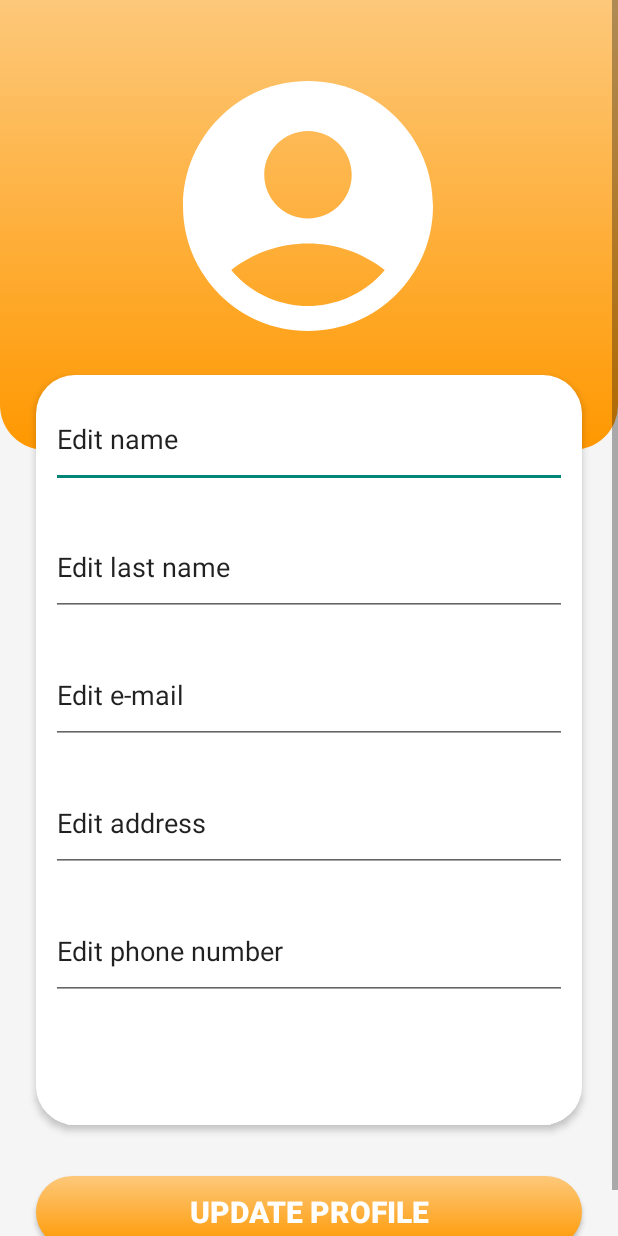
After one commit to 268317/Dermapp, an Android app: the EditProfileDocActivity screen opened directly, with no data from a screen before it, on a phone screen of 412 x 824 dp. The commit adds this screen. Run offline under Robolectric (Android 15) with nearby library versions, the phone set to English and light mode, and no system bars.

Commit message:
Update layouts

```diff
--- a/app/build.gradle.kts
+++ b/app/build.gradle.kts
@@ -1,6 +1,7 @@
 plugins {
     alias(libs.plugins.androidApplication)
     alias(libs.plugins.jetbrainsKotlinAndroid)
+    id("com.google.gms.google-services")
 }
 
 android {
@@ -36,7 +37,8 @@ android {
 }
 
 dependencies {
-
+    implementation(platform("com.google.firebase:firebase-bom:32.8.1"))
+    implementation("com.google.firebase:firebase-analytics")
     implementation(libs.androidx.core.ktx)
     implementation(libs.androidx.appcompat)
     implementation(libs.material)
--- a/app/src/main/AndroidManifest.xml
+++ b/app/src/main/AndroidManifest.xml
@@ -12,6 +12,12 @@
         android:supportsRtl="true"
         android:theme="@style/Theme.Dermapp"
         tools:targetApi="31">
+        <activity
+            android:name=".EditProfilePatActivity"
+            android:exported="false" />
+        <activity
+            android:name=".EditProfileDocActivity"
+            android:exported="false" />
         <activity
             android:name=".CreateNewReportActivity"
             android:exported="false" />
--- /dev/null
+++ b/app/src/main/java/com/example/dermapp/EditProfileDocActivity.kt
@@ -0,0 +1,20 @@
+package com.example.dermapp
+
+import android.os.Bundle
+import androidx.activity.enableEdgeToEdge
+import androidx.appcompat.app.AppCompatActivity
+import androidx.core.view.ViewCompat
+import androidx.core.view.WindowInsetsCompat
+
+class EditProfileDocActivity : AppCompatActivity() {
+    override fun onCreate(savedInstanceState: Bundle?) {
+        super.onCreate(savedInstanceState)
+        enableEdgeToEdge()
+        setContentView(R.layout.activity_edit_profile_doc)
+        ViewCompat.setOnApplyWindowInsetsListener(findViewById(R.id.main)) { v, insets ->
+            val systemBars = insets.getInsets(WindowInsetsCompat.Type.systemBars())
+            v.setPadding(systemBars.left, systemBars.top, systemBars.right, systemBars.bottom)
+            insets
+        }
+    }
+}
--- /dev/null
+++ b/app/src/main/res/layout/activity_edit_profile_doc.xml
@@ -0,0 +1,173 @@
+<?xml version="1.0" encoding="utf-8"?>
+<androidx.constraintlayout.widget.ConstraintLayout xmlns:android="http://schemas.android.com/apk/res/android"
+    xmlns:app="http://schemas.android.com/apk/res-auto"
+    xmlns:tools="http://schemas.android.com/tools"
+    android:id="@+id/main"
+    android:layout_width="match_parent"
+    android:layout_height="match_parent"
+    android:background="#f5f5f5"
+    tools:context=".EditProfileDocActivity">
+
+    <ScrollView
+        android:layout_width="match_parent"
+        android:layout_height="match_parent">
+
+        <LinearLayout
+            android:layout_width="match_parent"
+            android:layout_height="wrap_content"
+            android:orientation="vertical">
+
+            <androidx.constraintlayout.widget.ConstraintLayout
+                android:layout_width="match_parent"
+                android:layout_height="wrap_content">
+
+                <androidx.constraintlayout.widget.ConstraintLayout
+                    android:layout_width="match_parent"
+                    android:layout_height="wrap_content"
+                    app:layout_constraintBottom_toBottomOf="parent"
+                    app:layout_constraintEnd_toEndOf="parent"
+                    app:layout_constraintStart_toStartOf="parent"
+                    app:layout_constraintTop_toTopOf="parent">
+
+                    <androidx.constraintlayout.widget.ConstraintLayout
+                        android:id="@+id/constraintLayoutEditProfileDoc"
+                        android:layout_width="match_parent"
+                        android:layout_height="300dp"
+                        android:background="@drawable/top_background"
+                        app:layout_constraintEnd_toEndOf="parent"
+                        app:layout_constraintStart_toStartOf="parent"
+                        app:layout_constraintTop_toTopOf="parent">
+
+                        <ImageView
+                            android:id="@+id/imageAvatarEditProfileDoc"
+                            android:layout_width="200dp"
+                            android:layout_height="200dp"
+                            app:layout_constraintBottom_toBottomOf="parent"
+                            app:layout_constraintEnd_toEndOf="parent"
+                            app:layout_constraintHorizontal_bias="0.497"
+                            app:layout_constraintStart_toStartOf="parent"
+                            app:layout_constraintTop_toTopOf="parent"
+                            app:layout_constraintVertical_bias="0.373"
+                            app:srcCompat="@drawable/account_circle" />
+                    </androidx.constraintlayout.widget.ConstraintLayout>
+
+                    <LinearLayout
+                        android:id="@+id/whiteBackgroundEditProfileDoc"
+                        android:layout_width="match_parent"
+                        android:layout_height="500dp"
+                        android:layout_marginStart="24dp"
+                        android:layout_marginTop="250dp"
+                        android:layout_marginEnd="24dp"
+                        android:layout_marginBottom="10dp"
+                        android:background="@drawable/white_background"
+                        android:elevation="3dp"
+                        android:orientation="vertical"
+                        app:layout_constraintBottom_toBottomOf="parent"
+                        app:layout_constraintEnd_toEndOf="parent"
+                        app:layout_constraintHorizontal_bias="1.0"
+                        app:layout_constraintStart_toStartOf="parent"
+                        app:layout_constraintTop_toTopOf="parent"
+                        app:layout_constraintVertical_bias="1.0">
+
+                        <LinearLayout
+                            android:layout_width="match_parent"
+                            android:layout_height="65dp"
+                            android:layout_margin="10dp"
+                            android:orientation="horizontal">
+
+                            <EditText
+                                android:id="@+id/editNameDoc"
+                                android:layout_width="match_parent"
+                                android:layout_height="match_parent"
+                                android:layout_weight="1"
+                                android:ems="10"
+                                android:inputType="text"
+                                android:text="Edit name" />
+
+                        </LinearLayout>
+
+                        <LinearLayout
+                            android:layout_width="match_parent"
+                            android:layout_height="65dp"
+                            android:layout_margin="10dp"
+                            android:orientation="horizontal">
+
+                            <EditText
+                                android:id="@+id/editLastNameDoc"
+                                android:layout_width="match_parent"
+                                android:layout_height="match_parent"
+                                android:layout_weight="1"
+                                android:ems="10"
+                                android:inputType="text"
+                                android:text="Edit last name" />
+                        </LinearLayout>
+
+
+                        <LinearLayout
+                            android:layout_width="match_parent"
+                            android:layout_height="65dp"
+                            android:layout_margin="10dp"
+                            android:orientation="horizontal">
+
+                            <EditText
+                                android:id="@+id/editMailDoc"
+                                android:layout_width="match_parent"
+                                android:layout_height="match_parent"
+                                android:layout_weight="1"
+                                android:ems="10"
+                                android:inputType="text"
+                                android:text="Edit e-mail" />
+                        </LinearLayout>
+
+                        <LinearLayout
+                            android:layout_width="match_parent"
+                            android:layout_height="65dp"
+                            android:layout_margin="10dp"
+                            android:orientation="horizontal">
+
+                            <EditText
+                                android:id="@+id/editAddressDoc"
+                                android:layout_width="match_parent"
+                                android:layout_height="match_parent"
+                                android:layout_weight="1"
+                                android:ems="10"
+                                android:inputType="text"
+                                android:text="Edit address" />
+                        </LinearLayout>
+
+                        <LinearLayout
+                            android:layout_width="match_parent"
+                            android:layout_height="65dp"
+                            android:layout_margin="10dp"
+                            android:orientation="horizontal">
+
+                            <EditText
+                                android:id="@+id/editPhoneDoc"
+                                android:layout_width="match_parent"
+                                android:layout_height="match_parent"
+                                android:layout_weight="1"
+                                android:ems="10"
+                                android:inputType="text"
+                                android:text="Edit phone number" />
+                        </LinearLayout>
+
+                    </LinearLayout>
+
+                </androidx.constraintlayout.widget.ConstraintLayout>
+
+            </androidx.constraintlayout.widget.ConstraintLayout>
+
+            <Button
+                android:id="@+id/buttonUpdateProfileDoc"
+                android:layout_width="match_parent"
+                android:layout_height="match_parent"
+                android:layout_margin="24dp"
+                android:background="@drawable/button_background"
+                android:text="Update profile"
+                android:textColor="@color/white"
+                android:textSize="20sp"
+                android:textStyle="bold" />
+
+        </LinearLayout>
+    </ScrollView>
+</androidx.constraintlayout.widget.ConstraintLayout>
--- a/app/src/main/res/layout/activity_profile_doc.xml
+++ b/app/src/main/res/layout/activity_profile_doc.xml
@@ -41,7 +41,7 @@
                         <ImageView
                             android:id="@+id/imageAvatarProfileDoc"
                             android:layout_width="200dp"
-                            android:layout_height="202dp"
+                            android:layout_height="200dp"
                             app:layout_constraintBottom_toBottomOf="parent"
                             app:layout_constraintEnd_toEndOf="parent"
                             app:layout_constraintHorizontal_bias="0.497"
--- a/app/src/main/res/layout/activity_profile_pat.xml
+++ b/app/src/main/res/layout/activity_profile_pat.xml
@@ -41,7 +41,7 @@
                         <ImageView
                             android:id="@+id/imageAvatarProfilePat"
                             android:layout_width="200dp"
-                            android:layout_height="202dp"
+                            android:layout_height="200dp"
                             app:layout_constraintBottom_toBottomOf="parent"
                             app:layout_constraintEnd_toEndOf="parent"
                             app:layout_constraintHorizontal_bias="0.497"
--- a/build.gradle.kts
+++ b/build.gradle.kts
@@ -2,4 +2,5 @@
 plugins {
     alias(libs.plugins.androidApplication) apply false
     alias(libs.plugins.jetbrainsKotlinAndroid) apply false
+    id("com.google.gms.google-services") version "4.4.1" apply false
 }
```
Also changed, not shown: app/src/main/java/com/example/dermapp/EditProfilePatActivity.kt (added, +20 -0 lines), app/src/main/res/layout/activity_appointment_details_pat.xml (+10 -0 lines), app/src/main/res/layout/activity_create_appointment_details_doc.xml (+10 -0 lines), app/src/main/res/layout/activity_create_new_report.xml (+10 -0 lines), app/src/main/res/layout/activity_edit_profile_pat.xml (added, +173 -0 lines), app/src/main/res/layout/activity_messages_doc.xml (+14 -4 lines), app/src/main/res/layout/activity_messages_pat.xml (+10 -0 lines), app/src/main/res/layout/activity_new_message_doc.xml (+15 -5 lines), app/src/main/res/layout/activity_new_message_pat.xml (+15 -5 lines), 2 other files.
